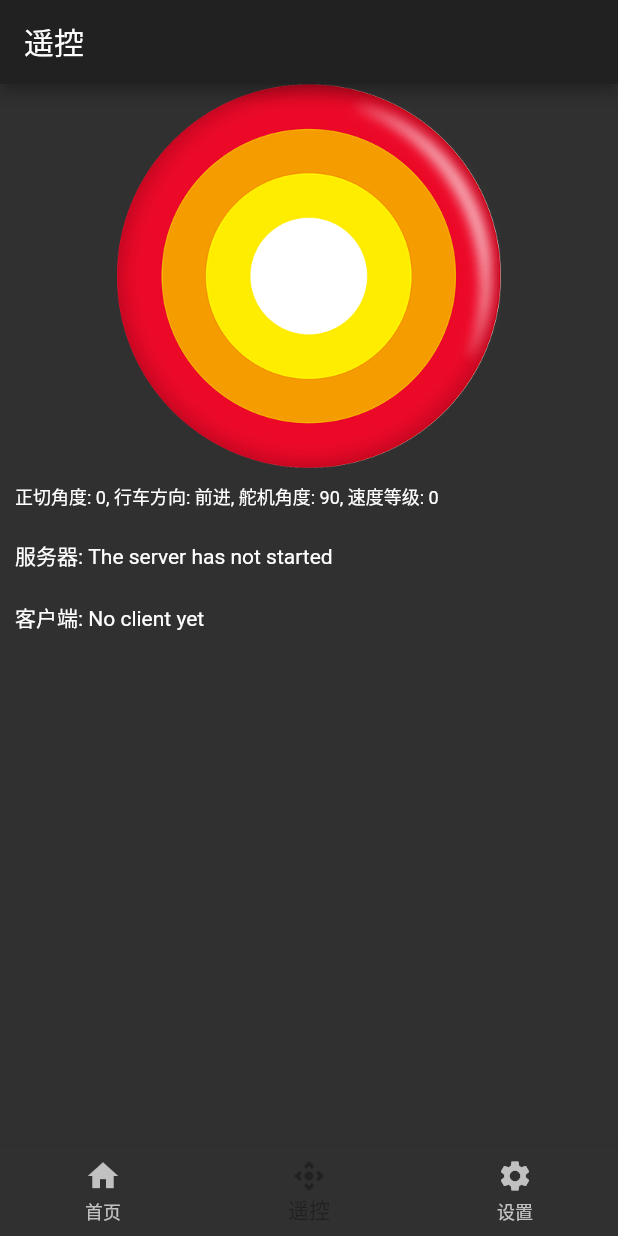
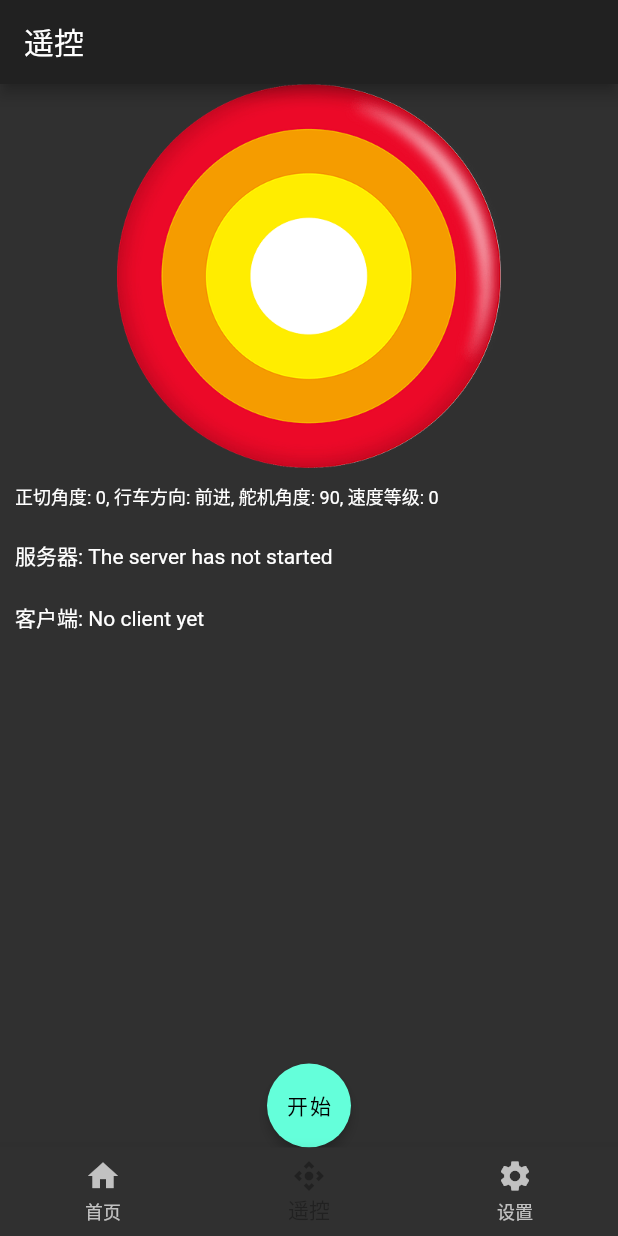
Before and after one commit to weijian2014/smartcar, a Flutter app: the screen it shows after launch, on a phone screen of 412 x 824 dp. Run offline on Flutter 3.47's test engine with Material 2 defaults, Android fonts, the phone set to English and light mode, and no system bars; our stand-ins replace audioplayers, event_bus, sensors_plus, shared_preferences; missing offline and left inert: flutter_vibrate.

Commit message:
add button to control page

```diff
--- a/app/lib/control_page.dart
+++ b/app/lib/control_page.dart
@@ -19,6 +19,8 @@ class ControlPageWidget extends StatefulWidget {
 class ControlPageWidgetState extends State<ControlPageWidget> {
   final double doublePrecision = 0.01;
   final double doubleZero = 0.00000000;
+
+  bool isStarted = false;
 
   DateTime lastTime = DateTime.now();
 
@@ -544,6 +546,16 @@ class ControlPageWidgetState extends State<ControlPageWidget> {
     }
   }
 
+  String _getButtonTextString() {
+    String ret;
+    if (isStarted) {
+      ret = '停止';
+    } else {
+      ret = '开始';
+    }
+    return ret;
+  }
+
   @override
   Widget build(BuildContext context) {
     // final accelerometer =
@@ -597,7 +609,7 @@ class ControlPageWidgetState extends State<ControlPageWidget> {
     info += '舵机角度: $servoAngle, 速度等级: $level';
 
     DateTime now = DateTime.now();
-    if (now.difference(lastTime).inMilliseconds >= 20) {
+    if (isStarted && now.difference(lastTime).inMilliseconds >= 20) {
       lastTime = now;
       ControlMessage msg = new ControlMessage(
           direction, servoAngle, MotorRotatingLevel.values[level]);
@@ -606,10 +618,22 @@ class ControlPageWidgetState extends State<ControlPageWidget> {
 
     return Theme(
         data: Provider.of<ThemeState>(context).themeData,
-        child: new Scaffold(
-            appBar: new AppBar(
-              title: new Text("遥控"),
+        child: Scaffold(
+            appBar: AppBar(
+              title: Text("遥控"),
             ),
+            floatingActionButton: FloatingActionButton(
+              child: Text(_getButtonTextString()),
+              elevation: 3.0,
+              highlightElevation: 2.0,
+              onPressed: () {
+                setState(() {
+                  isStarted = !isStarted;
+                });
+              },
+            ),
+            floatingActionButtonLocation:
+                FloatingActionButtonLocation.centerDocked,
             body: Container(
               constraints: BoxConstraints.expand(),
               alignment: Alignment.center,
```
